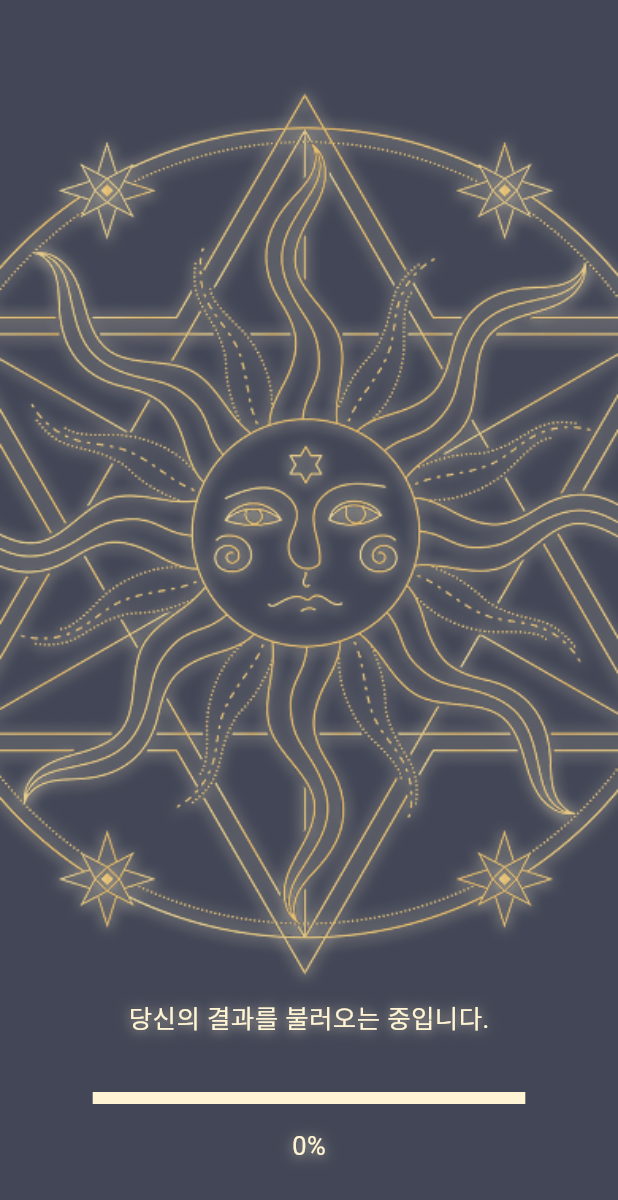
After one commit to peep-todo/peep-todo-frontend, a Flutter app: the TaroLoading screen opened by its route, on a phone screen of 412 x 824 dp. The commit adds this screen. Shown: the top 1200 px of the screen. Run offline on Flutter 3.47's test engine with Material 3 defaults, Android fonts, the phone set to English and light mode, and no system bars; our stand-ins replace dotted_border, dropdown_button2, flutter_svg, get, lottie, pie_chart and 2 more; Roboto replaces fonts that are missing (SFPro).

Commit message:
feat: 타로 로딩화면 구현
로딩화면의 반짝이는 효과와 프로그래스 바 구현

```diff
--- a/todo_peep/lib/app.dart
+++ b/todo_peep/lib/app.dart
@@ -3,6 +3,8 @@ import 'package:flutter_svg/svg.dart';
 import 'package:get/get.dart';
 import 'package:todo_peep/controllers/bottom_nav_controller.dart';
 import 'package:todo_peep/screens/taro/select_taro.dart';
+import 'package:todo_peep/screens/taro/taro_loading.dart';
+import 'package:todo_peep/screens/taro/taro_result.dart';
 import 'package:todo_peep/screens/team/team.dart';
 
 //StatelessWidget대신 GetView<BottomNavController> 를 상속받아 BottomNavController의
--- a/todo_peep/lib/controllers/taro_controller.dart
+++ b/todo_peep/lib/controllers/taro_controller.dart
@@ -20,6 +20,7 @@ class TaroController extends GetxController {
   RxBool studyFortuneAnimation = false.obs;
 
   List<String> taroResult = [""].obs;
+  RxDouble loadingState = 0.0.obs;
 
   //타로 카드 뒤집는 애니메이션이 끝나고 나서 3장의 카드를 등록활수있도록 수정
   //뒤집는 애니메이샨의 카드를 위젯을 생성
@@ -151,21 +152,25 @@ class TaroController extends GetxController {
   //mistral api 호출하여 타로 결과 얻어오기
   mistralTaroResult() async {
     try {
+      loadingState = 0.0.obs;
       //영어로 애정운 확인하기
       String enLovefortune = await _mistralService.fetchData_loveFortune(
           selectedCards[0].toString() + selectedCards[1].toString());
+      loadingState + 1;
       //애정운을 한국어로 해석하기
       //String koLovefortune = await _mistralService.translateText(enLovefortune);
 
       //영어로 애정운 확인하기
       String enWealthFortune = await _mistralService.fetchData_wealthFortune(
           selectedCards[2].toString() + selectedCards[3].toString());
+      loadingState + 1;
       //애정운을 한국어로 해석하기
       //String koWealthFortune = await _mistralService.translateText(enWealthFortune);
 
       //영어로 애정운 확인하기
       String enStudyFortune = await _mistralService.fetchData_studyFortune(
           selectedCards[4].toString() + selectedCards[5].toString());
+      loadingState + 1;
       //애정운을 한국어로 해석하기
       //String koStudyFortune = await _mistralService.translateText(enStudyFortune);
 
--- a/todo_peep/lib/main.dart
+++ b/todo_peep/lib/main.dart
@@ -2,6 +2,7 @@ import 'package:flutter/material.dart';
 import 'package:get/get.dart';
 import 'package:todo_peep/app.dart';
 import 'package:todo_peep/binding/init_bindings.dart';
+import 'package:todo_peep/screens/taro/taro_loading.dart';
 import 'package:todo_peep/screens/taro/taro_result.dart';
 import 'package:todo_peep/screens/team/add_category.dart';
 import 'package:todo_peep/screens/team/add_schedule.dart';
@@ -48,7 +49,8 @@ class MyApp extends StatelessWidget {
         GetPage(name: "/team/detail/viewAll", page: () => TeamDetailViewall()),
         GetPage(name: "/team/add/schedule", page: () => AddSchedule()),
         GetPage(name: "/team/add/category", page: () => AddCategory()),
-        GetPage(name: "/taro/result", page: () => const TaroResult())
+        GetPage(name: "/taro/result", page: () => TaroResult()),
+        GetPage(name: "/taro/loading", page: () => const TaroLoading())
       ],
       initialRoute: "/",
     );
--- /dev/null
+++ b/todo_peep/lib/screens/taro/taro_loading.dart
@@ -0,0 +1,147 @@
+import 'dart:async';
+
+import 'package:flutter/material.dart';
+import 'package:get/get.dart';
+import 'package:todo_peep/controllers/taro_controller.dart';
+
+class TaroLoading extends StatefulWidget {
+  const TaroLoading({super.key});
+
+  @override
+  State<TaroLoading> createState() => _TaroLoadingState();
+}
+
+class _TaroLoadingState extends State<TaroLoading> {
+  final TaroController controller = Get.find<TaroController>();
+  //final TaroController controller = Get.put(TaroController());
+  double _opacity = 1.0;
+  late Timer _timer;
+
+  @override
+  void initState() {
+    super.initState();
+    controller.mistralTaroResult();
+    _startFlashing(); // 반짝이는 애니메이션 시작
+  }
+
+  // 타이머를 사용하여 이미지 반짝이게 하기
+  void _startFlashing() {
+    _timer = Timer.periodic(const Duration(milliseconds: 1500), (timer) {
+      setState(() {
+        // 0과 1 사이에서 투명도를 주기적으로 변경
+        _opacity = (_opacity == 1.0) ? 0.0 : 1.0;
+      });
+    });
+  }
+
+  @override
+  void dispose() {
+    _timer.cancel(); // 타이머가 더 이상 필요 없을 때 정리
+    super.dispose();
+  }
+
+  @override
+  Widget build(BuildContext context) {
+    var screenWidth = MediaQuery.of(context).size.width;
+    var screenHeight = MediaQuery.of(context).size.height;
+    return Obx(() {
+      // 로딩 상태가 100%가 되면 자동으로 이동
+      if (controller.loadingState.toDouble() / 3 >= 1.0) {
+        Future.delayed(const Duration(seconds: 2), () {
+          WidgetsBinding.instance.addPostFrameCallback((_) {
+            Get.toNamed(
+              "/taro/result",
+              arguments: {
+                'taroResult': controller.taroResult,
+                'selectCard': controller.selectedCards,
+              },
+            );
+          });
+        });
+      }
+
+      return Scaffold(
+        body: Container(
+          width: screenWidth,
+          height: screenHeight,
+          color: const Color(0xff424656),
+          child: Column(
+            mainAxisAlignment: MainAxisAlignment.center,
+            crossAxisAlignment: CrossAxisAlignment.center,
+            children: [
+              AnimatedOpacity(
+                opacity: _opacity,
+                duration: const Duration(milliseconds: 1300),
+                curve: Curves.easeIn,
+                child: Image.asset(
+                  "assets/images/taro/taroLoading.png",
+                  width: screenWidth * 1.5,
+                  height: screenWidth * 1.5,
+                  fit: BoxFit.cover,
+                ),
+              ),
+              Text(
+                "당신의 결과를 불러오는 중입니다.",
+                style: TextStyle(
+                  fontSize: 17,
+                  fontWeight: FontWeight.w400,
+                  color: const Color(0xffFFF4D3),
+                  shadows: [
+                    Shadow(
+                      blurRadius: 10.0,
+                      color: const Color(0xffFFF4D3).withOpacity(0.8),
+                      offset: const Offset(0, 1),
+                    ),
+                  ],
+                ),
+              ),
+              const SizedBox(height: 36),
+              SizedBox(
+                width: screenWidth * 0.7,
+                child: TweenAnimationBuilder<double>(
+                  tween: Tween<double>(
+                      begin: 0.0, end: controller.loadingState.toDouble() / 3),
+                  duration: const Duration(milliseconds: 1500),
+                  builder: (context, value, child) {
+                    return LinearProgressIndicator(
+                      value: value,
+                      backgroundColor: const Color(0xffFFF4D3),
+                      valueColor: const AlwaysStoppedAnimation<Color>(
+                          Color(0xffC8B67E)),
+                      minHeight: 8,
+                    );
+                  },
+                ),
+              ),
+              const SizedBox(height: 16),
+              TweenAnimationBuilder<int>(
+                tween: IntTween(
+                  begin: 0,
+                  end: (controller.loadingState.toDouble() / 3 * 100).toInt(),
+                ),
+                duration: const Duration(milliseconds: 1500),
+                builder: (context, value, child) {
+                  return Text(
+                    "$value%",
+                    style: TextStyle(
+                      fontSize: 17,
+                      fontWeight: FontWeight.w400,
+                      color: const Color(0xffFFF4D3),
+                      shadows: [
+                        Shadow(
+                          blurRadius: 10.0,
+                          color: const Color(0xffFFF4D3).withOpacity(0.8),
+                          offset: const Offset(0, 1),
+                        ),
+                      ],
+                    ),
+                  );
+                },
+              ),
+            ],
+          ),
+        ),
+      );
+    });
+  }
+}
--- a/todo_peep/lib/screens/team/team_detail.dart
+++ b/todo_peep/lib/screens/team/team_detail.dart
@@ -148,7 +148,7 @@ class TeamDetail extends StatelessWidget {
       onWillPop: () async {
         navController.changeBottomNav(2);
         await Get.toNamed("/");
-        return false;
+        return true;
       },
       child: Scaffold(
         appBar: AppBar(
```
Also changed, not shown: todo_peep/lib/screens/taro/select_taro.dart (+11 -9 lines), todo_peep/lib/screens/taro/taro_result.dart (+14 -2 lines), todo_peep/lib/services/taro_service.dart (+33 -22 lines), todo_peep/assets/images/taro/taroLoading.png (added).
